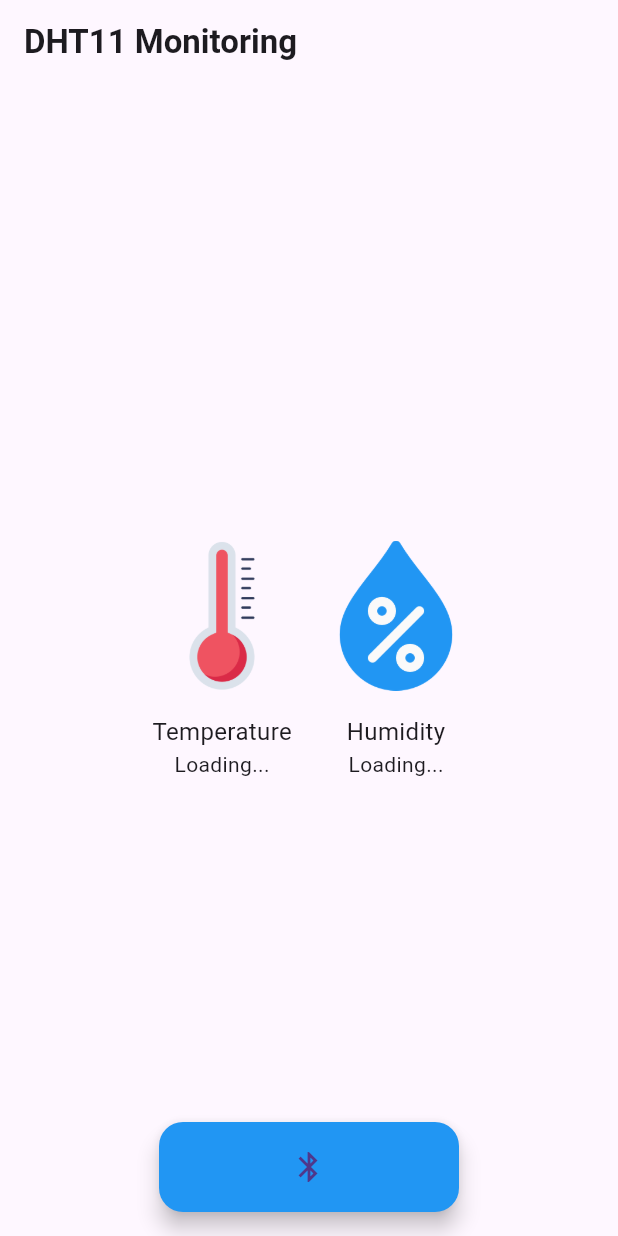
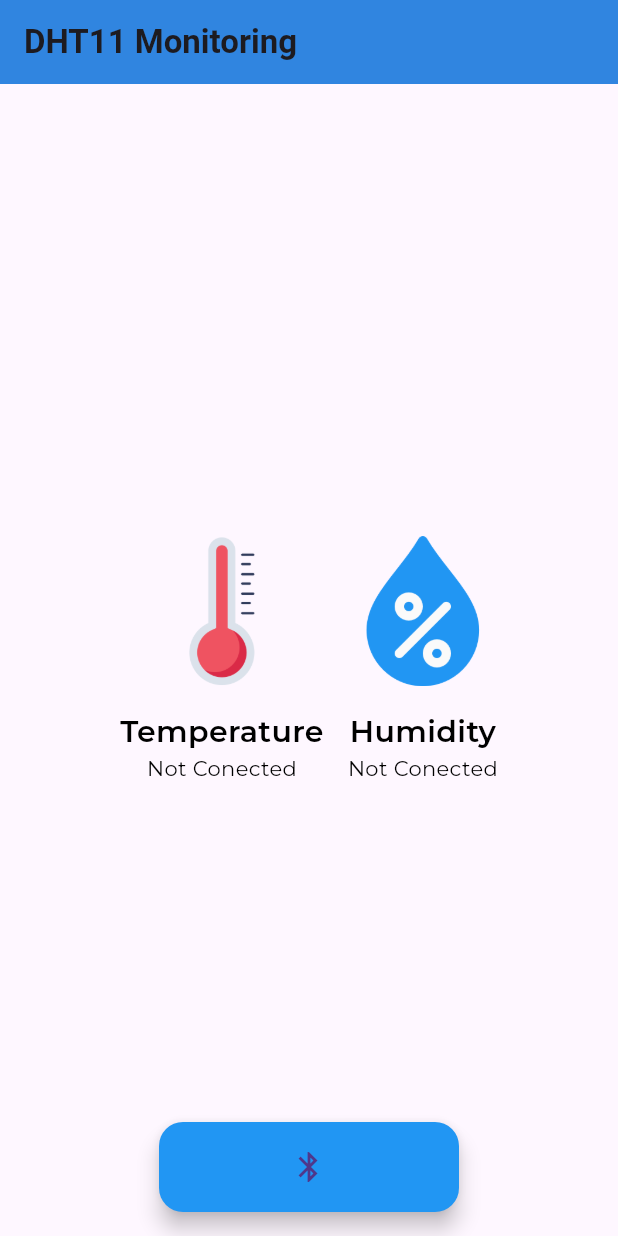
Before and after one commit to Madinu18/EPS32_Flutter_Blue_Plus_Cubit, a Flutter app: the screen it shows after launch, on a phone screen of 412 x 824 dp. Run offline on Flutter 3.47's test engine with Material 3 defaults, Android fonts, the phone set to English and light mode, and no system bars; our stand-ins replace bloc, flutter_bloc, flutter_blue_plus, google_fonts.

Commit message:
managing style

```diff
--- a/lib/cubit/page_cubit.dart
+++ b/lib/cubit/page_cubit.dart
@@ -13,4 +13,8 @@ class PageCubit extends Cubit<PageState> {
   void goToBluetoothPage() {
     emit(GoToBluetoothPage());
   }
+
+  void goToBluetoothOffScreen() {
+    emit(GoToBluetoothOffScreen());
+  }
 }
--- a/lib/cubit/page_state.dart
+++ b/lib/cubit/page_state.dart
@@ -12,3 +12,7 @@ final class GoToMainPage extends PageState {
 final class GoToBluetoothPage extends PageState {
   GoToBluetoothPage();
 }
+
+final class GoToBluetoothOffScreen extends PageState {
+  GoToBluetoothOffScreen();
+}
--- a/lib/functions/show_dialog.dart
+++ b/lib/functions/show_dialog.dart
@@ -6,7 +6,8 @@ void showDisconnectDialog(BuildContext context, VoidCallback onConfirm) {
     builder: (BuildContext context) {
       return AlertDialog(
         title: const Text('Device Disconnected'),
-        content: const Text('The device has been disconnected.'),
+        content: const Text(
+            'The device has been disconnected. The stream has been stopped'),
         actions: [
           TextButton(
             onPressed: () {
@@ -28,7 +29,8 @@ void showDisconnectConfirmation(
     builder: (BuildContext context) {
       return AlertDialog(
         title: const Text('Confirm Disconnect'),
-        content: const Text('Are you sure you want to disconnect the device?'),
+        content: const Text(
+            'Are you sure you want to disconnect the device? The stream will be stop.'),
         actions: [
           TextButton(
             onPressed: () {
--- a/lib/main.dart
+++ b/lib/main.dart
@@ -1,4 +1,5 @@
 import 'package:flutter/material.dart';
+import 'package:flutter_application_1/shared/shared.dart';
 import 'package:flutter_bloc/flutter_bloc.dart';
 
 import 'cubit/cubit.dart';
@@ -11,11 +12,15 @@ void main() {
 class MyApp extends StatelessWidget {
   const MyApp({super.key});
 
-  // This widget is the root of your application.
   @override
   Widget build(BuildContext context) {
     return MaterialApp(
       title: 'SI-SOIL',
+      theme: ThemeData(
+          primarySwatch: Colors.blue,
+          brightness: Brightness.light,
+          appBarTheme: AppBarTheme(backgroundColor: blueColor),
+          textTheme: TextTheme(bodyLarge: blackTextFont)),
       home: MultiBlocProvider(
         providers: [
           BlocProvider(create: (context) => PageCubit()),
--- a/lib/models/models.dart
+++ b/lib/models/models.dart
@@ -0,0 +1 @@
+part 'sensor_data.dart';
--- /dev/null
+++ b/lib/models/sensor_data.dart
@@ -0,0 +1,20 @@
+part of "models.dart";
+
+class SensorData {
+  final double temperature;
+  final double humidity;
+
+  SensorData({required this.temperature, required this.humidity});
+
+  factory SensorData.fromJson(String data) {
+    try {
+      final temp = double.parse(
+          RegExp(r'"temperature":(\d+)').firstMatch(data)?.group(1) ?? "NaN");
+      final hum = double.parse(
+          RegExp(r'"humidity":(\d+)').firstMatch(data)?.group(1) ?? "NaN");
+      return SensorData(temperature: temp, humidity: hum);
+    } catch (e) {
+      return SensorData(temperature: double.nan, humidity: double.nan);
+    }
+  }
+}
--- a/lib/shared/theme.dart
+++ b/lib/shared/theme.dart
@@ -7,7 +7,7 @@ Color whiteColor = Color(0xFFfeffff);
 Color greenColor1 = Color(0xFF5DB075);
 Color greenColor2 = Color(0xFFE8F9E5);
 Color greenColor3 = Color(0xFF54D3AD);
-Color blueColor = Color(0xFF3272B8);
+Color blueColor = Color.fromARGB(255, 48, 133, 224);
 Color redColor = Color(0xffB8324C);
 
 //font theme
--- a/lib/ui/pages/bluetooth_page.dart
+++ b/lib/ui/pages/bluetooth_page.dart
@@ -11,7 +11,7 @@ class _BluetoothPageState extends State<BluetoothPage> {
   @override
   void initState() {
     super.initState();
-    context.read<BluetoothCubit>().startScan();
+    // context.read<BluetoothCubit>().startScan();
   }
 
   @override
@@ -23,6 +23,9 @@ class _BluetoothPageState extends State<BluetoothPage> {
   Widget build(BuildContext context) {
     return BlocBuilder<BluetoothCubit, Bluetooth_State>(
       builder: (context, state) {
+        if (state.adapterBluetooth != BluetoothAdapterState.on) {
+          context.read<PageCubit>().goToBluetoothOffScreen();
+        }
         return Scaffold(
           appBar: AppBar(
             title: const Text(
--- a/lib/ui/pages/main_page.dart
+++ b/lib/ui/pages/main_page.dart
@@ -43,14 +43,14 @@ class _MainPageState extends State<MainPage> {
                   imagePath: 'assets/images/temperature.png',
                   tempHumiStream: state.tempHumiStream,
                   dataBuilder: (data) {
-                    return Text("${data['temperature']} °C");
+                    return Text("${data.temperature} °C");
                   }),
               SensorColumn(
                   title: "Humidity",
                   imagePath: "assets/images/humidity.png",
                   tempHumiStream: state.tempHumiStream,
                   dataBuilder: (data) {
-                    return Text("${data['humidity']} %");
+                    return Text("${data.humidity} %");
                   }),
             ],
           ),
@@ -61,9 +61,7 @@ class _MainPageState extends State<MainPage> {
                 onConnect: () => showDisconnectConfirmation(
                   context,
                   () async {
-                    // Cancel the connection subscription
                     await connectionSubscription?.cancel();
-                    // Disconnect the device
                   },
                   () {
                     BlocProvider.of<BluetoothCubit>(context).disconnectDevice();
--- a/lib/ui/pages/pages.dart
+++ b/lib/ui/pages/pages.dart
@@ -1,10 +1,12 @@
 import 'dart:async';
+import 'dart:io';
 
 import 'package:flutter/material.dart';
 import 'package:flutter_bloc/flutter_bloc.dart';
 import 'package:flutter_blue_plus/flutter_blue_plus.dart';
 
 import '../../cubit/cubit.dart';
+import '../../cubit/page_cubit.dart';
 import '../../functions/functions.dart';
 import '../../shared/shared.dart';
 import '../widgets/widgets.dart';
@@ -14,3 +16,4 @@ part 'wrapper.dart';
 part 'splash_page.dart';
 part 'main_page.dart';
 part 'bluetooth_page.dart';
+part 'bluetooth_off_page.dart';
--- a/lib/ui/pages/wrapper.dart
+++ b/lib/ui/pages/wrapper.dart
@@ -13,6 +13,8 @@ class Wrapper extends StatelessWidget {
           return const MainPage();
         } else if (state is GoToBluetoothPage) {
           return const BluetoothPage();
+        } else if (state is GoToBluetoothOffScreen) {
+          return const BluetoothOffScreen();
         } else {
           return Container();
         }
--- a/lib/ui/widgets/sensor_column.dart
+++ b/lib/ui/widgets/sensor_column.dart
@@ -3,7 +3,7 @@ part of 'widgets.dart';
 class SensorColumn extends StatelessWidget {
   final String title;
   final String imagePath;
-  final Function(Map<String, dynamic>) dataBuilder;
+  final Function(SensorData) dataBuilder;
   final Stream<List<int>>? tempHumiStream;
 
   const SensorColumn({
@@ -14,21 +14,9 @@ class SensorColumn extends StatelessWidget {
     super.key,
   });
 
-  Map<String, dynamic> parseJsonData(String data) {
-    try {
-      return {
-        "temperature": double.parse(
-            RegExp(r'"temperature":(\d+)').firstMatch(data)?.group(1) ?? "NaN"),
-        "humidity": double.parse(
-            RegExp(r'"humidity":(\d+)').firstMatch(data)?.group(1) ?? "NaN"),
-      };
-    } catch (e) {
-      return {"temperature": "NaN", "humidity": "NaN"};
-    }
-  }
-
   @override
   Widget build(BuildContext context) {
+    final bluetoothCubit = BlocProvider.of<BluetoothCubit>(context);
     return Column(
       mainAxisAlignment: MainAxisAlignment.center,
       children: [
@@ -41,14 +29,19 @@ class SensorColumn extends StatelessWidget {
           child: Column(
             mainAxisSize: MainAxisSize.min,
             children: [
-              Text(title, style: const TextStyle(fontSize: 16)),
-              StreamBuilder<List<int>>(
+              Text(title, style: blackTextFontTitle),
+              (bluetoothCubit.state.connectedDevice == null)
+                  ? Text(
+                      "Not Conected",
+                      style: blackTextFont,
+                    )
+                  : StreamBuilder<List<int>>(
                       stream: tempHumiStream,
                       builder: (context, snapshot) {
                         if (snapshot.hasData) {
                           final data = String.fromCharCodes(snapshot.data!);
-                    final decodedData = parseJsonData(data);
-                    return dataBuilder(decodedData);
+                          final sensorData = SensorData.fromJson(data);
+                          return dataBuilder(sensorData);
                         } else {
                           return const Text("Loading...");
                         }
--- a/lib/ui/widgets/widgets.dart
+++ b/lib/ui/widgets/widgets.dart
@@ -1,6 +1,8 @@
 import 'package:flutter/material.dart';
+import 'package:flutter_application_1/models/models.dart';
 import 'package:flutter_bloc/flutter_bloc.dart';
 import '../../cubit/cubit.dart';
+import '../../shared/shared.dart';
 
 part 'sensor_column.dart';
 part 'bluetooth_button.dart';
```
Also changed, not shown: lib/ui/pages/bluetooth_off_page.dart (+64 -0 lines), lib/ui/widgets/device_list.dart (+6 -1 lines). Lines whose indentation alone changed are shown as unchanged.
